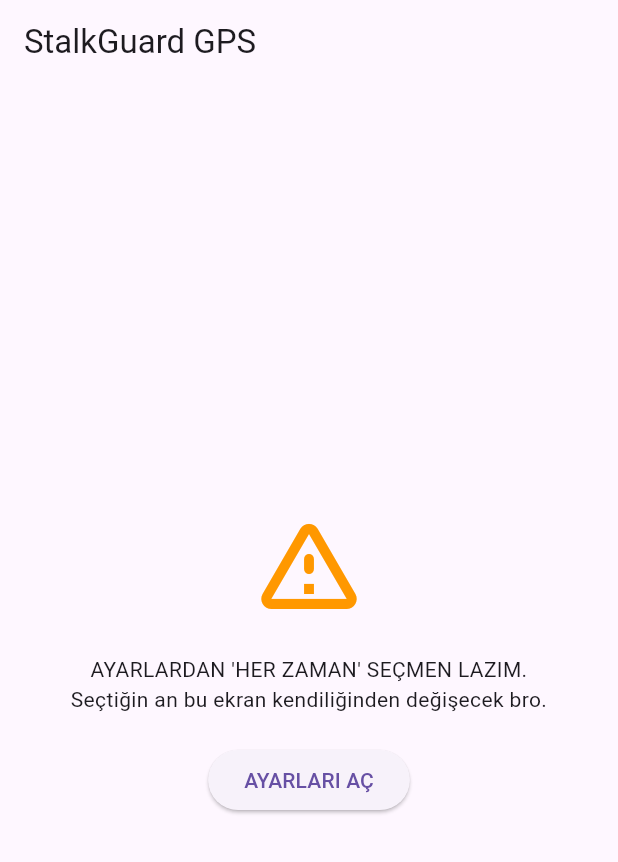
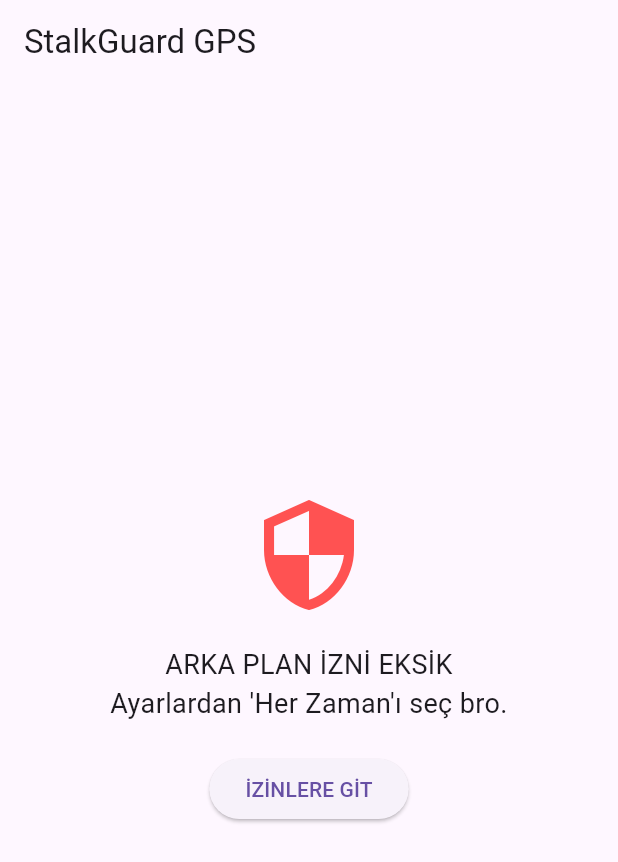
Before and after one commit to akinik456/bg, a Flutter app: the screen it shows after launch, on a phone screen of 412 x 824 dp. Shown: the top 862 px of the screen. Run offline on Flutter 3.47's test engine with Material 3 defaults, Android fonts, the light colour scheme and no system bars; our stand-ins replace geolocator.

Commit message:
feat: add hardware-level GPS service monitoring and reactive error UI

```diff
--- a/lib/main.dart
+++ b/lib/main.dart
@@ -28,31 +28,62 @@
   }
 
   // İnatçı Takip: İzin 'Always' olana kadar her saniye sorgular
+bool _isGpsEnabled = false; // Yeni değişken
+
 void _startStubbornCheck() {
   _timer = Timer.periodic(const Duration(seconds: 1), (timer) async {
+    // Mevcut durumları ham veriden çek
     LocationPermission perm = await Geolocator.checkPermission();
-      print("LOG: Mevcut Durum Sorgulanıyor: $perm");
+    bool gpsStatus = await Geolocator.isLocationServiceEnabled();
 
-      if (perm == LocationPermission.always) {
-        if (mounted) {
-          setState(() => _isAlwaysGranted = true);
-        }
-        timer.cancel(); // İzin alındı, artık rahat bırak sistemi
+    // Sadece durum değiştiyse setState atalım ki uygulama nefes alsın
+    if (mounted && (_isAlwaysGranted != (perm == LocationPermission.always) || _isGpsEnabled != gpsStatus)) {
+      setState(() {
+        _isAlwaysGranted = (perm == LocationPermission.always);
+        _isGpsEnabled = gpsStatus;
+      });
+      print("LOG: Durum Güncellendi -> İzin: $_isAlwaysGranted, GPS: $_isGpsEnabled");
     }
   });
 }
-
 @override
 Widget build(BuildContext context) {
   return Scaffold(
     appBar: AppBar(title: const Text('StalkGuard GPS')),
     body: Center(
-        child: _isAlwaysGranted
-          ? StreamBuilder<Position>(
+      child: _buildLogicGate(),
+    ),
+  );
+}
+
+Widget _buildLogicGate() {
+  // 1. ENGEL: İzin Yoksa
+  if (!_isAlwaysGranted) {
+    return _errorView(
+      icon: Icons.security,
+      msg: "ARKA PLAN İZNİ EKSİK\nAyarlardan 'Her Zaman'ı seç bro.",
+      btnText: "İZİNLERE GİT",
+      onBtnPressed: () => Geolocator.openAppSettings(),
+    );
+  }
+
+  // 2. ENGEL: Donanım (GPS) Kapalıysa
+  if (!_isGpsEnabled) {
+    return _errorView(
+      icon: Icons.location_disabled,
+      msg: "GPS DONANIMI KAPALI\nYukarıdan veya ayarlardan GPS'i aç.",
+      btnText: "GPS AYARLARINI AÇ",
+      onBtnPressed: () => Geolocator.openLocationSettings(),
+    );
+  }
+
+  // 3. YOL AÇIK: Her şey OK ise koordinat akışı
+  return StreamBuilder<Position>(
     stream: Geolocator.getPositionStream(
       locationSettings: const LocationSettings(accuracy: LocationAccuracy.high, distanceFilter: 1)
     ),
     builder: (context, snap) {
+      if (snap.hasError) return const Text("GPS Hatası! Sinyal bekleniyor...");
       if (snap.hasData) {
         return Text(
           "Lat: ${snap.data!.latitude}\nLng: ${snap.data!.longitude}",
@@ -61,25 +92,20 @@
       }
       return const CircularProgressIndicator();
     },
-            )
-          : Column(
+  );
+}
+
+// Ortak Uyarı Tasarımı
+Widget _errorView({required IconData icon, required String msg, required String btnText, required VoidCallback onBtnPressed}) {
+  return Column(
     mainAxisAlignment: MainAxisAlignment.center,
     children: [
-                const Icon(Icons.warning_amber_rounded, size: 80, color: Colors.orange),
-                const Padding(
-                  padding: EdgeInsets.all(20.0),
-                  child: Text(
-                    "AYARLARDAN 'HER ZAMAN' SEÇMEN LAZIM.\nSeçtiğin an bu ekran kendiliğinden değişecek bro.",
-                    textAlign: TextAlign.center,
-                  ),
-                ),
-                ElevatedButton(
-                  onPressed: () => Geolocator.openAppSettings(),
-                  child: const Text("AYARLARI AÇ"),
-                ),
+      Icon(icon, size: 80, color: Colors.redAccent),
+      const SizedBox(height: 20),
+      Text(msg, textAlign: TextAlign.center, style: const TextStyle(fontSize: 18)),
+      const SizedBox(height: 20),
+      ElevatedButton(onPressed: onBtnPressed, child: Text(btnText)),
     ],
-            ),
-      ),
   );
 }
 }
```
Lines whose indentation alone changed are shown as unchanged.
